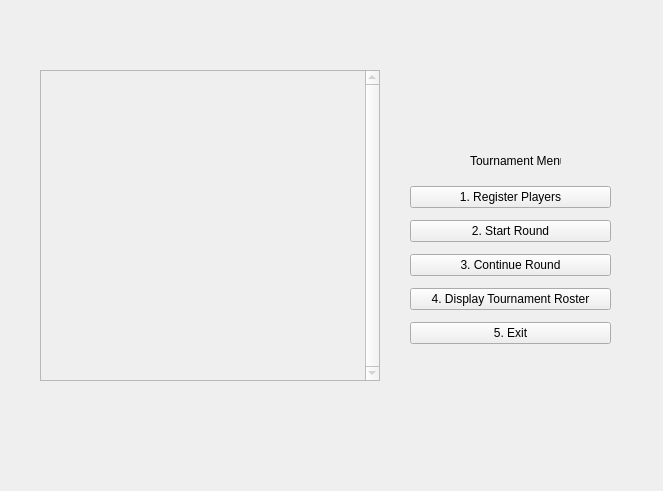
GFlores17/JackboxT.O.-GUI-Version, file tournamentMenu.ui: the form before one commit.
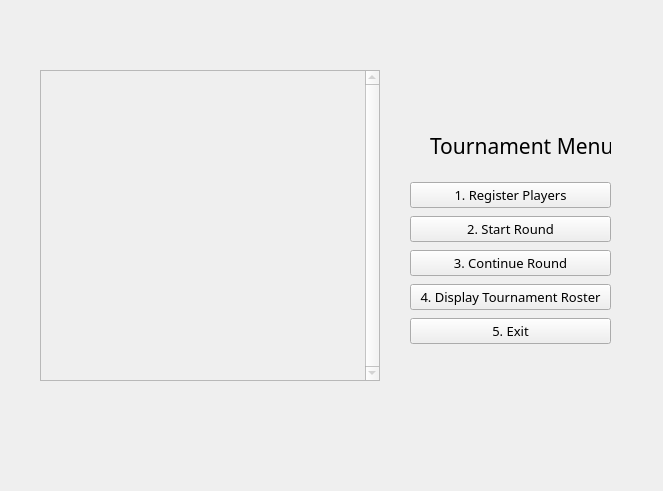
The form after the commit. Icons and pictures are not drawn.

What changed in the file:
```diff
--- a/tournamentMenu.ui
+++ b/tournamentMenu.ui
@@ -54,6 +54,12 @@
    <layout class="QVBoxLayout" name="verticalLayout">
     <item>
      <widget class="QPushButton" name="registerButton">
+      <property name="font">
+       <font>
+        <family>Bahnschrift SemiLight</family>
+        <pointsize>10</pointsize>
+       </font>
+      </property>
       <property name="text">
        <string>1. Register Players</string>
       </property>
@@ -61,6 +67,12 @@
     </item>
     <item>
      <widget class="QPushButton" name="startButton">
+      <property name="font">
+       <font>
+        <family>Bahnschrift SemiLight</family>
+        <pointsize>10</pointsize>
+       </font>
+      </property>
       <property name="text">
        <string>2. Start Round</string>
       </property>
@@ -68,6 +80,12 @@
     </item>
     <item>
      <widget class="QPushButton" name="continueButton">
+      <property name="font">
+       <font>
+        <family>Bahnschrift SemiLight</family>
+        <pointsize>10</pointsize>
+       </font>
+      </property>
       <property name="text">
        <string>3. Continue Round</string>
       </property>
@@ -75,6 +93,12 @@
     </item>
     <item>
      <widget class="QPushButton" name="printPlayersButton">
+      <property name="font">
+       <font>
+        <family>Bahnschrift SemiLight</family>
+        <pointsize>10</pointsize>
+       </font>
+      </property>
       <property name="text">
        <string>4. Display Tournament Roster</string>
       </property>
@@ -82,6 +106,12 @@
     </item>
     <item>
      <widget class="QPushButton" name="exitButton">
+      <property name="font">
+       <font>
+        <family>Bahnschrift SemiLight</family>
+        <pointsize>10</pointsize>
+       </font>
+      </property>
       <property name="text">
        <string>5. Exit</string>
       </property>
@@ -92,12 +122,20 @@
   <widget class="QLabel" name="label">
    <property name="geometry">
     <rect>
-     <x>470</x>
-     <y>140</y>
-     <width>91</width>
-     <height>41</height>
+     <x>430</x>
+     <y>120</y>
+     <width>181</width>
+     <height>51</height>
     </rect>
    </property>
+   <property name="font">
+    <font>
+     <family>Bahnschrift</family>
+     <pointsize>16</pointsize>
+     <weight>50</weight>
+     <bold>false</bold>
+    </font>
+   </property>
    <property name="text">
     <string>Tournament Menu</string>
    </property>
```
